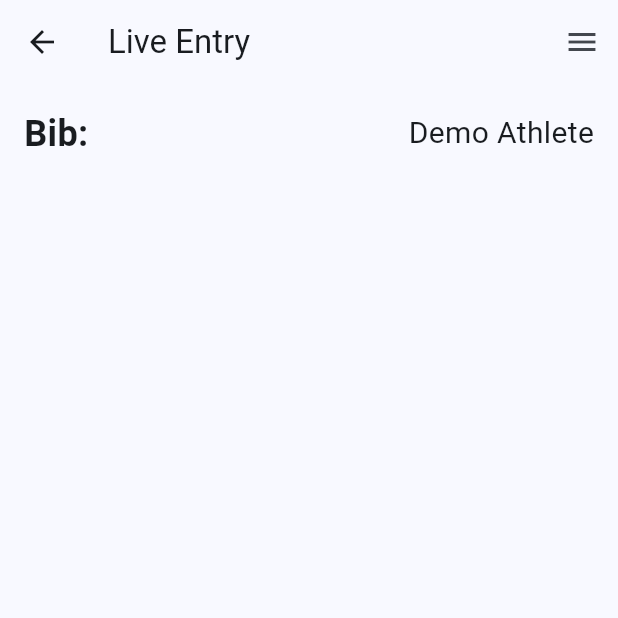
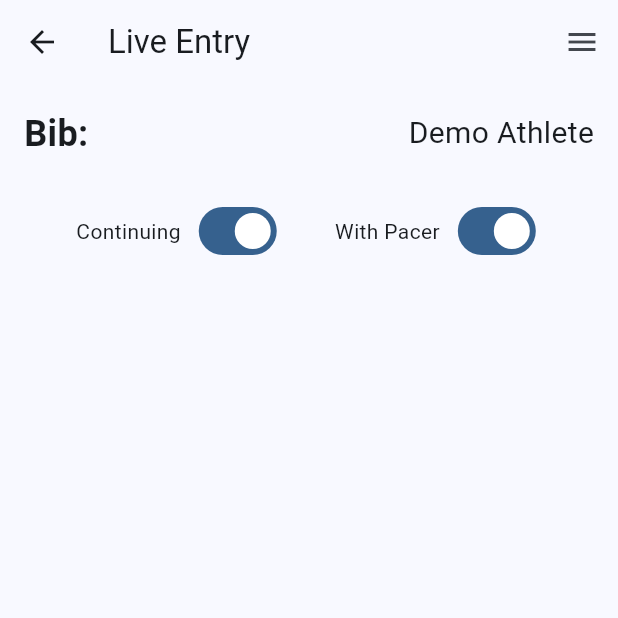
Before and after one commit to SplitTime/ost-remote-pro, a Flutter app: the LiveEntryScreen screen opened directly with empty values, on a phone screen of 412 x 824 dp, the top half of it. Run offline on Flutter 3.47's test engine with Material 3 defaults, Android fonts, the phone set to English and light mode, and no system bars; our stand-ins replace shared_preferences; accounts and stored records are empty.

Commit message:
Add TwoStateToggle widget and integrate into LiveEntryScreen for toggling options

```diff
--- a/lib/pages/live_entry.dart
+++ b/lib/pages/live_entry.dart
@@ -1,5 +1,6 @@
 import 'package:flutter/material.dart';
 import 'package:open_split_time_v2/widgets/app_menu_drawer.dart';
+import 'package:open_split_time_v2/widgets/two_state_toggle.dart';
 
 class LiveEntryScreen extends StatefulWidget {
   const LiveEntryScreen({super.key});
@@ -9,17 +10,23 @@ class LiveEntryScreen extends StatefulWidget {
 }
 
 class _LiveEntryScreenState extends State<LiveEntryScreen> {
+    // TODO: Use options for writing live entry data
+    bool isContinuing = true;
+    bool hasPacer = true;
+
+    // TODO: Update with real athlete data
+    String bibNumber = '';
+    String athleteName = 'Demo Athlete';
+
   @override
   Widget build(BuildContext context) {
     // Extract the arguments passed from the navigation
     final args = ModalRoute.of(context)!.settings.arguments as Map<String, dynamic>;
+
+    // Access event and aidStation from args
+    // TODO: Use event and aidStation as for writing live entry data
     final event = args['event'];
     final aidStation = args['aidStation'];
-
-    String bibNumber = '';
-    String athleteName = 'Demo Athlete';
-    bool isContinuing = true;
-    bool hasPacer = false;
 
     return Scaffold(
       appBar: AppBar(
@@ -45,6 +52,34 @@ class _LiveEntryScreenState extends State<LiveEntryScreen> {
               ],
             ),
             const SizedBox(height: 24),
+
+            // --- Toggles ---
+            Row(
+              mainAxisAlignment: MainAxisAlignment.spaceEvenly,
+              children: [
+                TwoStateToggle(
+                  label: "Continuing",
+                  value: isContinuing,
+                  onChanged: (val) {
+                    setState(() {
+                      isContinuing = val;
+                    });
+                  },
+                ),
+                TwoStateToggle(
+                  label: "With Pacer",
+                  value: hasPacer,
+                  onChanged: (val) {
+                    setState(() {
+                      hasPacer = val;
+                    });
+                  },
+                ),
+              ],
+            ),
+            const SizedBox(height: 24),
+
+            // Buttons
           ],
         ),
       ),
--- /dev/null
+++ b/lib/widgets/two_state_toggle.dart
@@ -0,0 +1,33 @@
+import 'package:flutter/material.dart';
+
+class TwoStateToggle extends StatefulWidget {
+  final String label;
+  final bool value;
+  final ValueChanged<bool> onChanged;
+
+  const TwoStateToggle({
+    super.key,
+    required this.label,
+    required this.value,
+    required this.onChanged,
+  });
+
+  @override
+  State<TwoStateToggle> createState() => _TwoStateToggleState();
+}
+
+class _TwoStateToggleState extends State<TwoStateToggle> {
+  @override
+  Widget build(BuildContext context) {
+    return Row(
+      children: [
+        Text(widget.label),
+        const SizedBox(width: 8),
+        Switch(
+          value: widget.value,
+          onChanged: widget.onChanged,
+        ),
+      ],
+    );
+  }
+}
```
